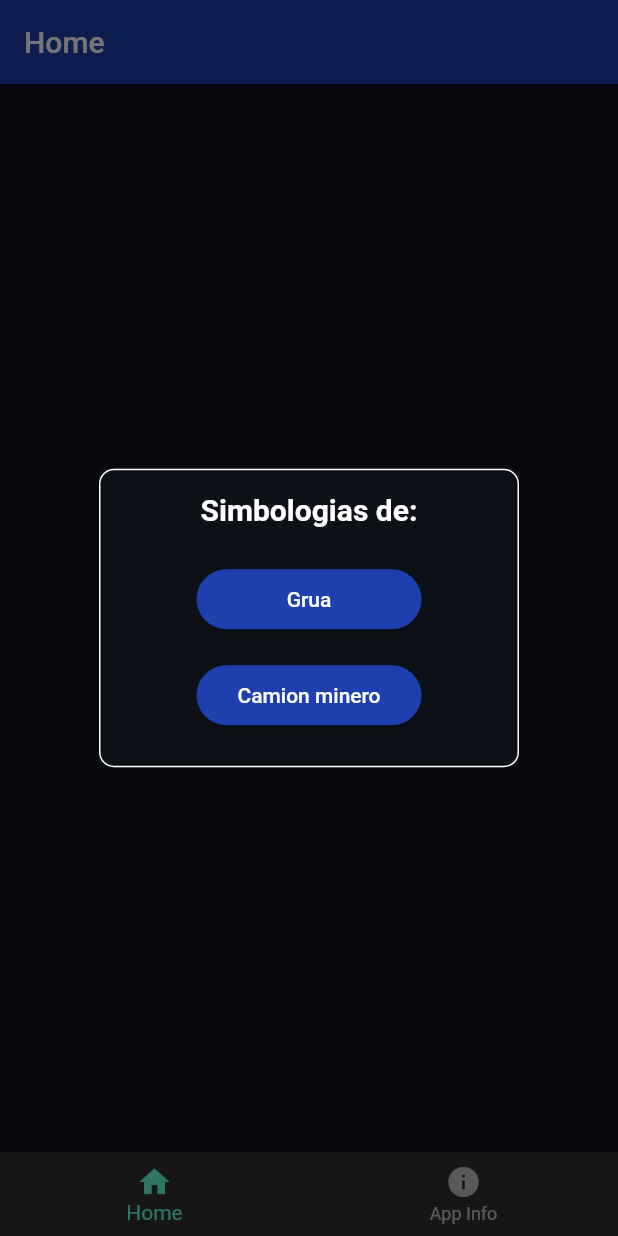
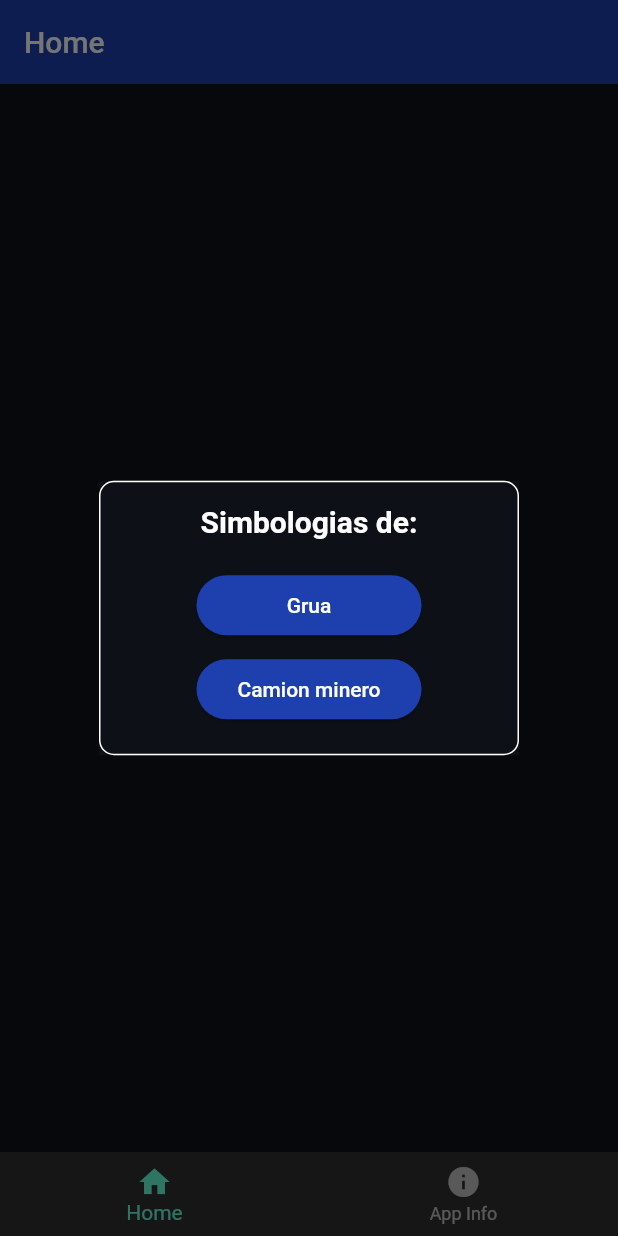
Before and after one commit to wesvm/essumin-mix-app, a Flutter app: the screen it shows after launch, after a tap on "Simbologias", on a phone screen of 412 x 824 dp. Run offline on Flutter 3.47's test engine with Material 2 defaults, Android fonts, the phone set to English and light mode, and no system bars; our stand-ins replace avatar_glow, cached_network_image, cloud_firestore, confetti, firebase_core, firebase_storage and 4 more; missing offline and left inert: string_normalizer; accounts and stored records are empty.

Commit message:
minor fixing

```diff
--- a/lib/ui/screens/end_screen.dart
+++ b/lib/ui/screens/end_screen.dart
@@ -33,7 +33,7 @@ class _EndScreenState extends State<EndScreen> {
     if (widget.score == widget.totalItems) {
       message = 'Perfecto.';
       _confettiController =
-          ConfettiController(duration: const Duration(seconds: 5));
+          ConfettiController(duration: const Duration(seconds: 2));
       _confettiController.play();
     } else if (widget.score >= widget.totalItems / 2) {
       message = 'Masomenos.';
@@ -132,7 +132,7 @@ class _EndScreenState extends State<EndScreen> {
         ConfettiWidget(
           confettiController: _confettiController,
           blastDirection: pi / 2,
-          particleDrag: 0.1,
+          particleDrag: 0.3,
           blastDirectionality: BlastDirectionality.explosive,
           emissionFrequency: 0.05,
           gravity: 0.2,
--- a/lib/ui/widgets/simbologia/start_popup.dart
+++ b/lib/ui/widgets/simbologia/start_popup.dart
@@ -31,7 +31,7 @@ class SimbologiaStartPopup extends StatelessWidget {
             Column(
               children: simbologiasData.keys.map((category) {
                 return Padding(
-                  padding: const EdgeInsets.symmetric(vertical: 8.0),
+                  padding: const EdgeInsets.symmetric(vertical: 4.0),
                   child: ElevatedButton(
                     style: ButtonStyle(
                       fixedSize: MaterialStateProperty.all<Size>(
```
